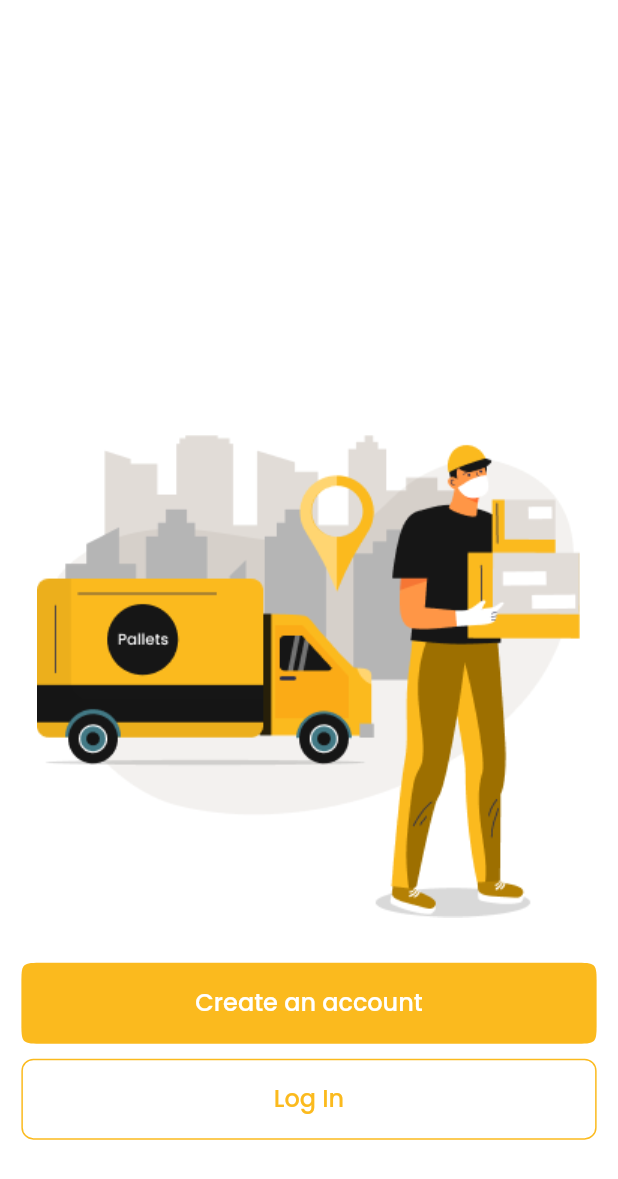
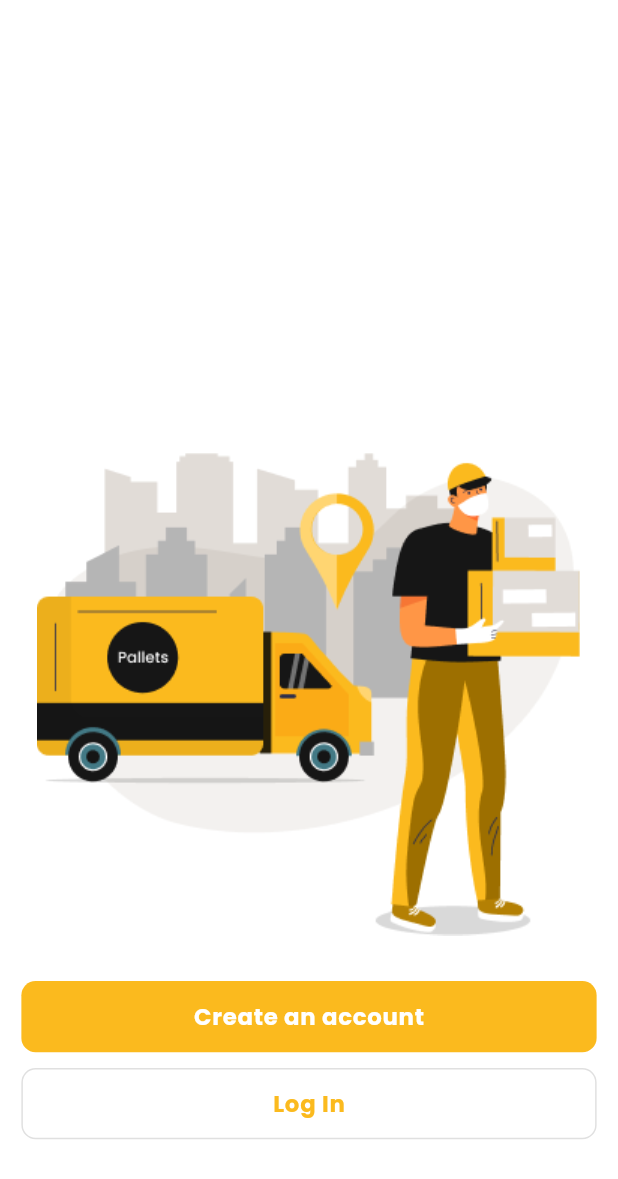
Before and after one commit to shafiquecbl/pallets_taxi_driver, a Flutter app: the WelcomeScreen screen opened directly, on a phone screen of 412 x 824 dp. Shown: the top 1179 px of the screen. Run offline on Flutter 3.47's test engine with Material 3 defaults, Android fonts, the phone set to English and light mode, and no system bars; our stand-ins replace cached_network_image, camera, connectivity_plus, country_code_picker, firebase_core, firebase_messaging and 11 more; accounts and stored records are empty; network calls fail.

Commit message:
code updated

```diff
--- a/lib/common/buttons.dart
+++ b/lib/common/buttons.dart
@@ -1,6 +1,5 @@
 import 'package:flutter/material.dart';
 import 'package:flutter_screenutil/flutter_screenutil.dart';
-import 'package:iconsax/iconsax.dart';
 import 'package:pallets_taxi_driver_pannel/helper/navigation.dart';
 import 'package:pallets_taxi_driver_pannel/utils/colors.dart';
 
@@ -47,180 +46,3 @@ class OutlinedIconButton extends StatelessWidget {
     );
   }
 }
-
-class AnimatedTabButton extends StatelessWidget {
-  final String text;
-  final bool selected;
-  final Function()? onTap;
-  final Color? color;
-  const AnimatedTabButton(
-      {required this.text,
-      this.onTap,
-      this.selected = false,
-      this.color,
-      super.key});
-
-  @override
-  Widget build(BuildContext context) {
-    return GestureDetector(
-      onTap: onTap,
-      child: AnimatedContainer(
-        padding: const EdgeInsets.symmetric(horizontal: 25, vertical: 10),
-        duration: const Duration(milliseconds: 300),
-        height: 40.sp,
-        decoration: BoxDecoration(
-          color: selected ? color ?? primaryColor : null,
-          borderRadius: BorderRadius.circular(10),
-          border: Border.all(
-            color: selected
-                ? color ?? primaryColor
-                : Theme.of(context).dividerColor,
-          ),
-        ),
-        child: Center(
-          child: Text(
-            text,
-            style: Theme.of(context).textTheme.bodyMedium?.copyWith(
-                  color: selected ? Colors.white : Theme.of(context).hintColor,
-                ),
-          ),
-        ),
-      ),
-    );
-  }
-}
-
-class CustomMaterialButton extends StatelessWidget {
-  final String text;
-  final Color textColor;
-  final double? fontSize;
-  final bool isLeadingImage;
-  final void Function()? ontab;
-  final Color backgroundColor;
-  final IconData? leadingIcon;
-  final double? elevation;
-  final double? borderRadius;
-
-  const CustomMaterialButton(
-      {super.key,
-      required this.text,
-      this.isLeadingImage = false,
-      this.ontab,
-      this.backgroundColor = primaryColor,
-      this.leadingIcon,
-      this.textColor = Colors.white,
-      this.elevation,
-      this.fontSize,
-      this.borderRadius});
-
-  @override
-  Widget build(BuildContext context) {
-    return MaterialButton(
-        height: 54,
-        elevation: 0,
-        onPressed: ontab,
-        color: backgroundColor,
-        shape: ContinuousRectangleBorder(
-            borderRadius: BorderRadius.circular(borderRadius ?? 15)),
-        child: Row(
-          mainAxisSize: MainAxisSize.min,
-          mainAxisAlignment: MainAxisAlignment.center,
-          children: [
-            if (leadingIcon != null)
-              Icon(
-                leadingIcon,
-                color: Colors.white,
-              ),
-            Text(
-              text,
-              style: Theme.of(context)
-                  .textTheme
-                  .headlineMedium!
-                  .copyWith(color: textColor, fontSize: 16),
-            ),
-          ],
-        ));
-  }
-}
-
-class CustomOutlineButton extends StatelessWidget {
-  final void Function()? onTab;
-  final double? borderRadius;
-  final Color? borderColor;
-  final Color? textColor;
-  final String text;
-  const CustomOutlineButton(
-      {super.key,
-      this.onTab,
-      required this.text,
-      this.borderRadius,
-      this.borderColor,
-      this.textColor});
-
-  @override
-  Widget build(BuildContext context) {
-    return SizedBox(
-      height: 54,
-      child: OutlinedButton(
-        onPressed: onTab,
-        style: OutlinedButton.styleFrom(
-          side: BorderSide(color: borderColor ?? primaryColor),
-          shape: RoundedRectangleBorder(
-            borderRadius: BorderRadius.circular(borderRadius ?? 8.0),
-          ),
-        ),
-        child: Text(text,
-            style: Theme.of(context)
-                .textTheme
-                .headlineSmall!
-                .copyWith(color: textColor ?? primaryColor, fontSize: 16)),
-      ),
-    );
-  }
-}
-
-class TIconBadgeButton extends StatelessWidget {
-  const TIconBadgeButton(
-      {super.key,
-      this.icon,
-      required this.count,
-      this.onTap,
-      this.countColor = Colors.black});
-
-  final Icon? icon;
-  final String count;
-  final Color countColor;
-  final void Function()? onTap;
-
-  @override
-  Widget build(BuildContext context) {
-    return Stack(
-      children: [
-        GestureDetector(
-          onTap: onTap,
-          child: Padding(
-              padding: const EdgeInsets.symmetric(horizontal: 10),
-              child: icon ?? const Icon(Iconsax.shop)),
-        ),
-        Positioned(
-          left: 30,
-          child: Container(
-              alignment: Alignment.center,
-              height: 10,
-              width: 10,
-              decoration: BoxDecoration(
-                color: countColor,
-                shape: BoxShape.circle,
-              ),
-              child: FittedBox(
-                child: Text(count,
-                    style: Theme.of(context)
-                        .textTheme
-                        .labelSmall!
-                        .copyWith(color: Colors.white)),
-              )),
-        )
-      ],
-    );
-  }
-}
--- a/lib/view/screens/welcome/welcome.dart
+++ b/lib/view/screens/welcome/welcome.dart
@@ -1,8 +1,8 @@
 import 'package:flutter/material.dart';
-import 'package:pallets_taxi_driver_pannel/common/buttons.dart';
 import 'package:pallets_taxi_driver_pannel/helper/navigation.dart';
 import 'package:pallets_taxi_driver_pannel/utils/images.dart';
 import 'package:pallets_taxi_driver_pannel/utils/style.dart';
+import 'package:pallets_taxi_driver_pannel/view/base/primary_button.dart';
 import 'package:pallets_taxi_driver_pannel/view/screens/auth/signin.dart';
 import 'package:pallets_taxi_driver_pannel/view/screens/auth/signup.dart';
 
@@ -23,9 +23,9 @@ class WelcomeScreen extends StatelessWidget {
             ),
             SizedBox(
               width: double.infinity,
-              child: CustomMaterialButton(
+              child: PrimaryButton(
                 text: "Create an account",
-                ontab: () => launchScreen(const SignUpScreen()),
+                onPressed: () => launchScreen(const SignUpScreen()),
               ),
             ),
             const SizedBox(
@@ -33,9 +33,9 @@ class WelcomeScreen extends StatelessWidget {
             ),
             SizedBox(
                 width: double.infinity,
-                child: CustomOutlineButton(
+                child: PrimaryOutlineButton(
                     text: "Log In",
-                    onTab: () => launchScreen(const SignInScreen()))),
+                    onPressed: () => launchScreen(const SignInScreen()))),
             const SizedBox(
               height: 50,
             )
```
Also changed, not shown: lib/utils/enums.dart (+2 -11 lines), lib/view/screens/auth/verification.dart (+3 -5 lines), lib/view/screens/document_verification/document_verification.dart (+5 -4 lines).
